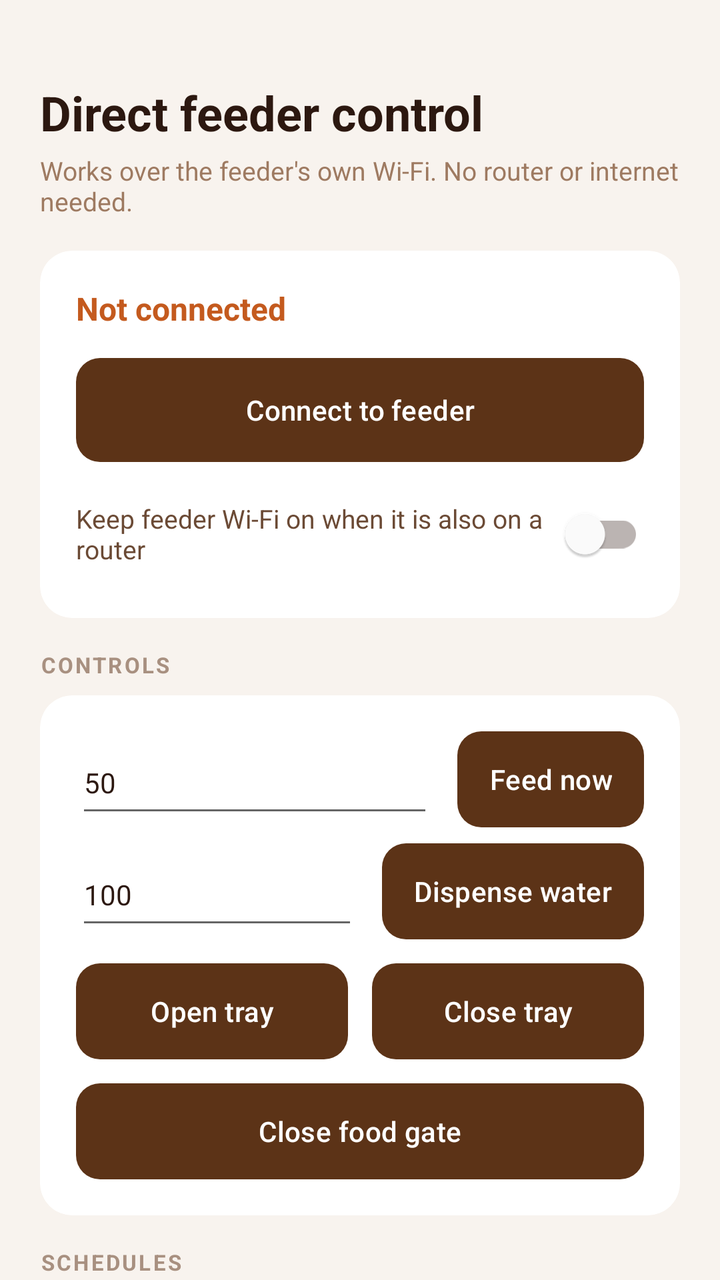
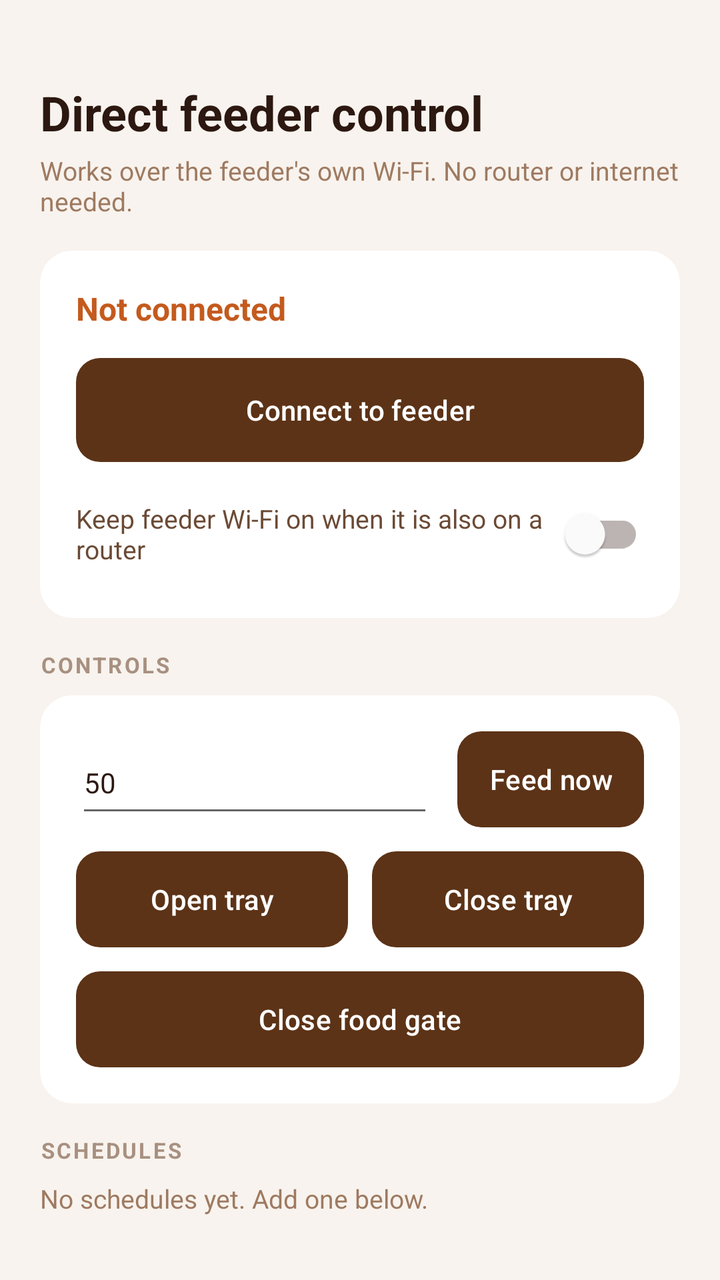

The first picture is an Android layout as it rendered before a commit; the second is the same layout after the commit. The layout source and the unified diff follow.
<!-- AndroidManifest.xml: activity theme Theme.SmartPetFeeder -->
<!-- res/layout/activity_direct_control.xml -->
<?xml version="1.0" encoding="utf-8"?>
<androidx.core.widget.NestedScrollView
    xmlns:android="http://schemas.android.com/apk/res/android"
    xmlns:app="http://schemas.android.com/apk/res-auto"
    android:layout_width="match_parent"
    android:layout_height="match_parent"
    android:background="@color/colorBackground"
    android:fillViewport="true"
    android:overScrollMode="never">

    <LinearLayout
        android:layout_width="match_parent"
        android:layout_height="wrap_content"
        android:orientation="vertical"
        android:paddingStart="20dp"
        android:paddingEnd="20dp"
        android:paddingTop="40dp"
        android:paddingBottom="32dp">

        <TextView
            android:layout_width="wrap_content"
            android:layout_height="wrap_content"
            android:text="Direct feeder control"
            android:textColor="@color/colorTextPrimary"
            android:textSize="24sp"
            android:textStyle="bold" />

        <TextView
            android:layout_width="wrap_content"
            android:layout_height="wrap_content"
            android:layout_marginTop="4dp"
            android:layout_marginBottom="16dp"
            android:text="Works over the feeder's own Wi-Fi. No router or internet needed."
            android:textColor="@color/colorTextMuted"
            android:textSize="13sp" />

        <androidx.cardview.widget.CardView
            android:layout_width="match_parent"
            android:layout_height="wrap_content"
            android:layout_marginBottom="16dp"
            app:cardBackgroundColor="@color/colorSurface"
            app:cardCornerRadius="16dp"
            app:cardElevation="0dp">

            <LinearLayout
                android:layout_width="match_parent"
                android:layout_height="wrap_content"
                android:orientation="vertical"
                android:padding="18dp">

                <TextView
                    android:id="@+id/tvDirectStatus"
                    android:layout_width="match_parent"
                    android:layout_height="wrap_content"
                    android:text="Not connected"
                    android:textColor="@color/colorStatusMissed"
                    android:textSize="16sp"
                    android:textStyle="bold" />

                <TextView
                    android:id="@+id/tvDirectDetails"
                    android:layout_width="match_parent"
                    android:layout_height="wrap_content"
                    android:layout_marginTop="8dp"
                    android:textColor="@color/colorTextSecondary"
                    android:textSize="13sp"
                    android:visibility="gone" />

                <com.google.android.material.button.MaterialButton
                    android:id="@+id/btnDirectConnect"
                    style="@style/Widget.SmartPetFeeder.Button"
                    android:layout_width="match_parent"
                    android:layout_height="52dp"
                    android:layout_marginTop="14dp"
                    android:text="Connect to feeder"
                    android:textSize="14sp" />

                <LinearLayout
                    android:layout_width="match_parent"
                    android:layout_height="wrap_content"
                    android:layout_marginTop="12dp"
                    android:gravity="center_vertical"
                    android:orientation="horizontal">

                    <TextView
                        android:layout_width="0dp"
                        android:layout_height="wrap_content"
                        android:layout_weight="1"
                        android:text="Keep feeder Wi-Fi on when it is also on a router"
                        android:textColor="@color/colorTextSecondary"
                        android:textSize="13sp" />

                    <com.google.android.material.switchmaterial.SwitchMaterial
                        android:id="@+id/switchDirectKeepAp"
                        android:layout_width="wrap_content"
                        android:layout_height="wrap_content" />
                </LinearLayout>
            </LinearLayout>
        </androidx.cardview.widget.CardView>

        <TextView
            android:layout_width="wrap_content"
            android:layout_height="wrap_content"
            android:layout_marginBottom="8dp"
            android:text="CONTROLS"
            android:textColor="@color/colorTextLabel"
            android:textSize="11sp"
            android:textStyle="bold"
            android:letterSpacing="0.10" />

        <androidx.cardview.widget.CardView
            android:layout_width="match_parent"
            android:layout_height="wrap_content"
            android:layout_marginBottom="16dp"
            app:cardBackgroundColor="@color/colorSurface"
            app:cardCornerRadius="16dp"
            app:cardElevation="0dp">

            <LinearLayout
                android:layout_width="match_parent"
                android:layout_height="wrap_content"
                android:orientation="vertical"
                android:padding="18dp">

                <LinearLayout
                    android:layout_width="match_parent"
                    android:layout_height="wrap_content"
                    android:gravity="center_vertical"
                    android:orientation="horizontal">

                    <EditText
                        android:id="@+id/etFeedPortion"
                        android:layout_width="0dp"
                        android:layout_height="48dp"
                        android:layout_weight="1"
                        android:hint="Portion (g)"
                        android:importantForAutofill="no"
                        android:inputType="numberDecimal"
                        android:text="50"
                        android:textColor="@color/colorTextPrimary"
                        android:textSize="14sp" />

                    <com.google.android.material.button.MaterialButton
                        android:id="@+id/btnDirectFeed"
                        style="@style/Widget.SmartPetFeeder.Button"
                        android:layout_width="wrap_content"
                        android:layout_height="48dp"
                        android:layout_marginStart="12dp"
                        android:text="Feed now"
                        android:textSize="14sp" />
                </LinearLayout>

                <LinearLayout
                    android:layout_width="match_parent"
                    android:layout_height="wrap_content"
                    android:layout_marginTop="8dp"
                    android:gravity="center_vertical"
                    android:orientation="horizontal">

                    <EditText
                        android:id="@+id/etWaterMl"
                        android:layout_width="0dp"
                        android:layout_height="48dp"
                        android:layout_weight="1"
                        android:hint="Water (ml)"
                        android:importantForAutofill="no"
                        android:inputType="numberDecimal"
                        android:text="100"
                        android:textColor="@color/colorTextPrimary"
                        android:textSize="14sp" />

                    <com.google.android.material.button.MaterialButton
                        android:id="@+id/btnDirectWater"
                        style="@style/Widget.SmartPetFeeder.Button"
                        android:layout_width="wrap_content"
                        android:layout_height="48dp"
                        android:layout_marginStart="12dp"
                        android:text="Dispense water"
                        android:textSize="14sp" />
                </LinearLayout>

                <LinearLayout
                    android:layout_width="match_parent"
                    android:layout_height="wrap_content"
                    android:layout_marginTop="12dp"
                    android:orientation="horizontal">

                    <com.google.android.material.button.MaterialButton
                        android:id="@+id/btnDirectTrayOpen"
                        style="@style/Widget.SmartPetFeeder.Button"
                        android:layout_width="0dp"
                        android:layout_height="48dp"
                        android:layout_marginEnd="6dp"
                        android:layout_weight="1"
                        android:text="Open tray"
                        android:textSize="14sp" />

                    <com.google.android.material.button.MaterialButton
                        android:id="@+id/btnDirectTrayClose"
                        style="@style/Widget.SmartPetFeeder.Button"
                        android:layout_width="0dp"
                        android:layout_height="48dp"
                        android:layout_marginStart="6dp"
                        android:layout_weight="1"
                        android:text="Close tray"
                        android:textSize="14sp" />
                </LinearLayout>

                <com.google.android.material.button.MaterialButton
                    android:id="@+id/btnDirectGateClose"
                    style="@style/Widget.SmartPetFeeder.Button"
                    android:layout_width="match_parent"
                    android:layout_height="48dp"
                    android:layout_marginTop="12dp"
                    android:text="Close food gate"
                    android:textSize="14sp" />
            </LinearLayout>
        </androidx.cardview.widget.CardView>

        <TextView
            android:layout_width="wrap_content"
            android:layout_height="wrap_content"
            android:layout_marginBottom="8dp"
            android:text="SCHEDULES"
            android:textColor="@color/colorTextLabel"
            android:textSize="11sp"
            android:textStyle="bold"
            android:letterSpacing="0.10" />

        <TextView
            android:id="@+id/tvDirectNoSchedules"
            android:layout_width="match_parent"
            android:layout_height="wrap_content"
            android:layout_marginBottom="10dp"
            android:text="No schedules yet. Add one below."
            android:textColor="@color/colorTextMuted"
            android:textSize="13sp" />

        <androidx.recyclerview.widget.RecyclerView
            android:id="@+id/rvDirectSchedules"
            android:layout_width="match_parent"
            android:layout_height="wrap_content"
            android:nestedScrollingEnabled="false" />

        <TextView
            android:id="@+id/tvDirectSyncInfo"
            android:layout_width="match_parent"
            android:layout_height="wrap_content"
            android:layout_marginBottom="10dp"
            android:textColor="@color/colorTextMuted"
            android:textSize="12sp" />

        <com.google.android.material.button.MaterialButton
            android:id="@+id/btnDirectAddSchedule"
            style="@style/Widget.SmartPetFeeder.Button"
            android:layout_width="match_parent"
            android:layout_height="52dp"
            android:text="Add schedule"
            android:textSize="14sp" />

        <com.google.android.material.button.MaterialButton
            android:id="@+id/btnDirectSignIn"
            style="@style/Widget.SmartPetFeeder.Button"
            android:layout_width="match_parent"
            android:layout_height="52dp"
            android:layout_marginTop="10dp"
            android:text="Sign in for cloud features"
            android:textSize="14sp"
            android:visibility="gone" />
    </LinearLayout>
</androidx.core.widget.NestedScrollView>
<!-- resources referenced by this layout -->
<resources>
  <color name="colorBackground">#F8F3EE</color>
  <color name="colorStatusMissed">#C45A1E</color>
  <color name="colorSurface">#FFFFFF</color>
  <color name="colorTextLabel">#A89080</color>
  <color name="colorTextMuted">#9E7A61</color>
  <color name="colorTextPrimary">#2C1810</color>
  <color name="colorTextSecondary">#6B4A35</color>
  <style name="Widget.SmartPetFeeder.Button" parent="Widget.MaterialComponents.Button">
          <item name="cornerRadius">12dp</item>
          <item name="android:textAllCaps">false</item>
          <item name="android:textSize">14sp</item>
          <item name="android:letterSpacing">0.01</item>
          <item name="android:paddingTop">14dp</item>
          <item name="android:paddingBottom">14dp</item>
          <item name="android:insetTop">0dp</item>
          <item name="android:insetBottom">0dp</item>
          <item name="backgroundTint">@color/colorPrimary</item>
          <item name="android:textColor">@color/colorTextOnPrimary</item>
          <item name="android:stateListAnimator">@null</item>
          <item name="elevation">0dp</item>
      </style>
  <color name="colorPrimary">#5C3317</color>
  <color name="colorTextOnPrimary">#FFFFFF</color>
  <color name="colorPrimaryDark">#3A1F0B</color>
  <color name="colorAccent">#D4731A</color>
  <color name="colorRipple">#265C3317</color>
  <style name="Widget.SmartPetFeeder.TextInputLayout" parent="Widget.MaterialComponents.TextInputLayout.OutlinedBox">
          <item name="boxCornerRadiusTopStart">12dp</item>
          <item name="boxCornerRadiusTopEnd">12dp</item>
          <item name="boxCornerRadiusBottomStart">12dp</item>
          <item name="boxCornerRadiusBottomEnd">12dp</item>
          <item name="boxStrokeColor">@color/text_input_stroke</item>
          <item name="hintTextColor">@color/colorTextMuted</item>
          <item name="boxStrokeWidth">1.5dp</item>
          <item name="boxStrokeWidthFocused">2dp</item>
          <item name="boxBackgroundColor">@color/colorSurface</item>
      </style>
  <style name="ShapeAppearance.SmartPetFeeder.Dialog" parent="ShapeAppearance.MaterialComponents.MediumComponent">
          <item name="cornerFamily">rounded</item>
          <item name="cornerSize">20dp</item>
      </style>
  <style name="TextAppearance.SmartPetFeeder.Dialog.Title" parent="MaterialAlertDialog.MaterialComponents.Title.Text">
          <item name="android:textSize">18sp</item>
          <item name="android:textStyle">bold</item>
          <item name="android:textColor">@color/colorTextPrimary</item>
          <item name="android:letterSpacing">-0.01</item>
      </style>
  <style name="TextAppearance.SmartPetFeeder.Dialog.Body" parent="TextAppearance.MaterialComponents.Body1">
          <item name="android:textSize">14sp</item>
          <item name="android:textColor">@color/colorTextSecondary</item>
          <item name="android:lineSpacingExtra">3dp</item>
      </style>
  <style name="Widget.SmartPetFeeder.Button.Dialog.Positive" parent="Widget.MaterialComponents.Button.TextButton.Dialog">
          <item name="android:textColor">@color/colorPrimary</item>
          <item name="android:textStyle">bold</item>
          <item name="android:textSize">14sp</item>
          <item name="android:textAllCaps">false</item>
          <item name="rippleColor">@color/colorRipple</item>
      </style>
  <style name="Widget.SmartPetFeeder.Button.Dialog.Negative" parent="Widget.MaterialComponents.Button.TextButton.Dialog">
          <item name="android:textColor">@color/colorTextMuted</item>
          <item name="android:textSize">14sp</item>
          <item name="android:textAllCaps">false</item>
          <item name="rippleColor">@color/colorRipple</item>
      </style>
  <!-- unchanged entries left out for length: 2 -->
</resources>

<!-- the commit's change to res/layout/activity_direct_control.xml (unified diff, before → after) -->
@@ -153,35 +153,6 @@
                 <LinearLayout
                     android:layout_width="match_parent"
                     android:layout_height="wrap_content"
-                    android:layout_marginTop="8dp"
-                    android:gravity="center_vertical"
-                    android:orientation="horizontal">
-
-                    <EditText
-                        android:id="@+id/etWaterMl"
-                        android:layout_width="0dp"
-                        android:layout_height="48dp"
-                        android:layout_weight="1"
-                        android:hint="Water (ml)"
-                        android:importantForAutofill="no"
-                        android:inputType="numberDecimal"
-                        android:text="100"
-                        android:textColor="@color/colorTextPrimary"
-                        android:textSize="14sp" />
-
-                    <com.google.android.material.button.MaterialButton
-                        android:id="@+id/btnDirectWater"
-                        style="@style/Widget.SmartPetFeeder.Button"
-                        android:layout_width="wrap_content"
-                        android:layout_height="48dp"
-                        android:layout_marginStart="12dp"
-                        android:text="Dispense water"
-                        android:textSize="14sp" />
-                </LinearLayout>
-
-                <LinearLayout
-                    android:layout_width="match_parent"
-                    android:layout_height="wrap_content"
                     android:layout_marginTop="12dp"
                     android:orientation="horizontal">
 
